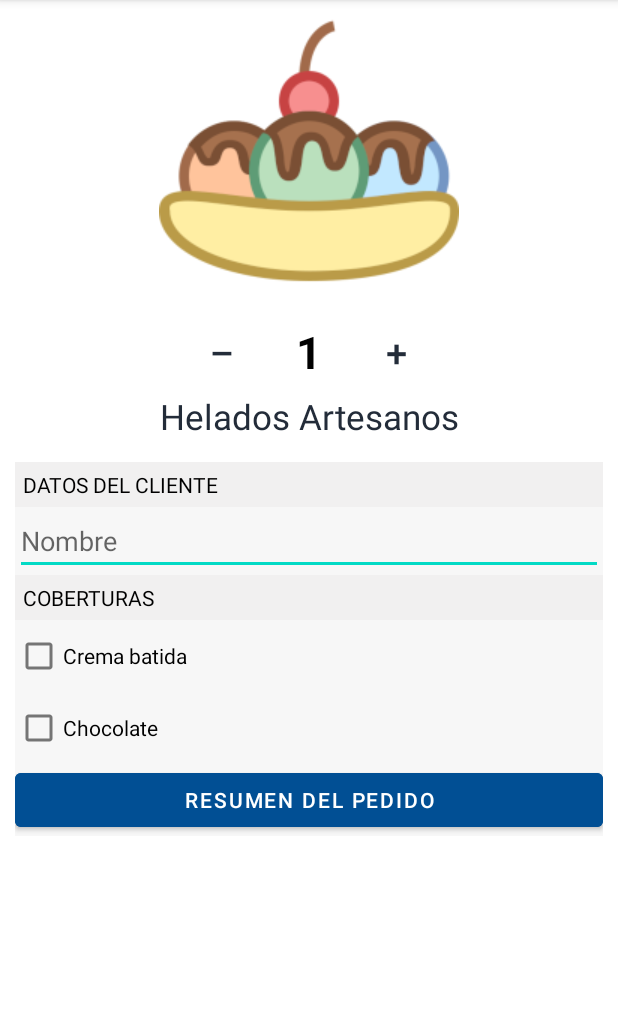
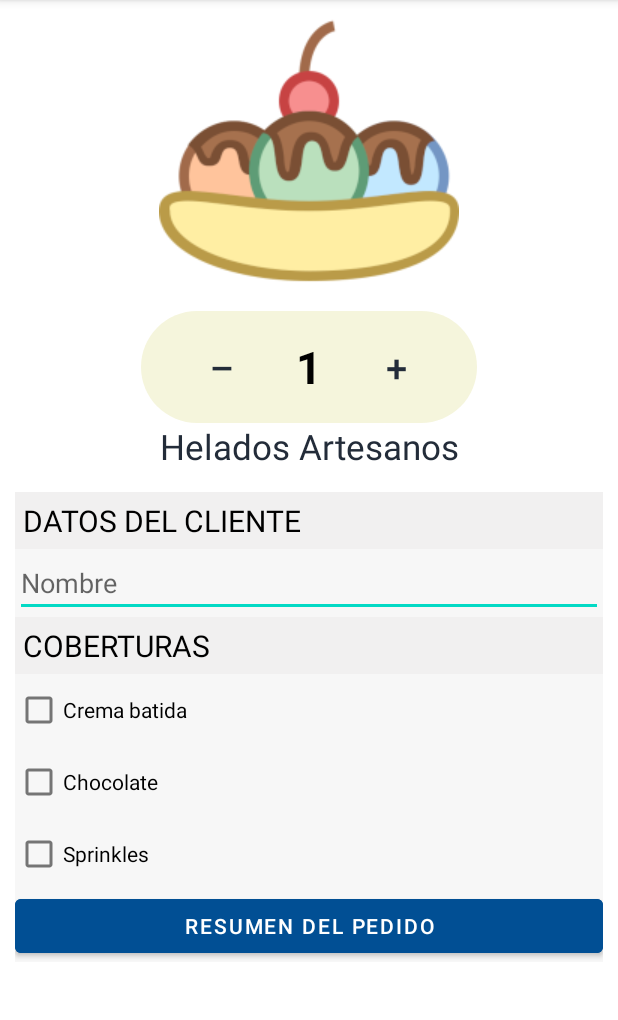
Before and after one commit to magnitopic/IceCreamMaker, an Android app: the screen it shows after launch (MainActivity), after a tap on "RESUMEN DEL PEDIDO", on a phone screen of 412 x 824 dp, the part 84-1104 px from its top. Run offline under Robolectric (Android 15) with nearby library versions, the phone set to English and light mode, and no system bars.

Commit message:
style changes

```diff
--- a/app/src/main/AndroidManifest.xml
+++ b/app/src/main/AndroidManifest.xml
@@ -21,14 +21,12 @@
             android:exported="true">
             <intent-filter>
                 <action android:name="android.intent.action.MAIN" />
-
                 <category android:name="android.intent.category.LAUNCHER" />
             </intent-filter>
+
             <intent-filter>
                 <action android:name="android.intent.action.SENDTO" />
-
-                <data android:scheme="mailto" />
-
+                    <data android:scheme="mailto" />
                 <category android:name="android.intent.category.DEFAULT" />
             </intent-filter>
         </activity>
--- a/app/src/main/java/com/example/icecreammaker/MainActivity.kt
+++ b/app/src/main/java/com/example/icecreammaker/MainActivity.kt
@@ -19,6 +19,7 @@ class MainActivity : AppCompatActivity() {
     private lateinit var textViewCantidad: TextView
     private lateinit var checkBoxCream: CheckBox
     private lateinit var checkBoxChocolate: CheckBox
+    private lateinit var checkBoxSprinkles: CheckBox
     private lateinit var nameInput: EditText
 
     override fun onCreate(savedInstanceState: Bundle?) {
@@ -27,18 +28,19 @@ class MainActivity : AppCompatActivity() {
         textViewCantidad = findViewById(R.id.amount)
         checkBoxCream = findViewById(R.id.checkBoxCream)
         checkBoxChocolate = findViewById(R.id.checkBoxChocolate)
+        checkBoxSprinkles = findViewById(R.id.checkBoxSprinkles)
         nameInput = findViewById(R.id.nameImput)
     }
 
     fun onClickOrderInfo(vista: View) {
         if (nameInput.text.isNullOrBlank())
-            Toast.makeText(applicationContext, "No puede haber campos vacios", Toast.LENGTH_SHORT)
-                .show()
+            Toast.makeText(applicationContext, "Se debe dar un nombre", Toast.LENGTH_SHORT).show()
         else {
             var i = Intent(this, RealizarPedido::class.java).apply {
                 putExtra("name", nameInput.text.toString().trim())
                 putExtra("cream", if (checkBoxCream.isChecked) "Sí" else "No")
                 putExtra("chocolate", if (checkBoxChocolate.isChecked) "Sí" else "No")
+                putExtra("sprinkles", if (checkBoxSprinkles.isChecked) "Sí" else "No")
                 putExtra("amount", amount.toString())
             }
             startActivity(i)
--- /dev/null
+++ b/app/src/main/res/drawable/increment.xml
@@ -0,0 +1,10 @@
+<?xml version="1.0" encoding="utf-8"?>
+<shape xmlns:android="http://schemas.android.com/apk/res/android">
+    <solid android:color="#F5F5DC" />
+    <corners android:radius="70dp" />
+    <padding
+        android:bottom="10dp"
+        android:left="10dp"
+        android:right="10dp"
+        android:top="10dp" />
+</shape>
--- a/app/src/main/res/layout/activity_main.xml
+++ b/app/src/main/res/layout/activity_main.xml
@@ -1,16 +1,12 @@
 <?xml version="1.0" encoding="utf-8"?>
-<LinearLayout xmlns:android="http://schemas.android.com/apk/res/android"
+<ScrollView xmlns:android="http://schemas.android.com/apk/res/android"
     xmlns:app="http://schemas.android.com/apk/res-auto"
     xmlns:tools="http://schemas.android.com/tools"
+    android:id="@+id/mainScroll"
     android:layout_width="match_parent"
     android:layout_height="match_parent"
     android:orientation="vertical"
     tools:context=".MainActivity">
-
-
-    <ScrollView
-        android:layout_width="match_parent"
-        android:layout_height="wrap_content">
 
     <LinearLayout
         android:layout_width="match_parent"
@@ -36,7 +32,8 @@
             <RelativeLayout
                 android:layout_width="wrap_content"
                 android:layout_height="wrap_content"
-                    android:layout_gravity="center">
+                android:layout_gravity="center"
+                android:background="@drawable/increment">
 
                 <Button
                     android:id="@+id/minusButton"
@@ -103,7 +100,8 @@
                     android:background="#F1F0F0"
                     android:padding="5dp"
                     android:text="DATOS DEL CLIENTE"
-                        android:textColor="@color/black" />
+                    android:textColor="@color/black"
+                    android:textSize="20sp" />
 
                 <EditText
                     android:id="@+id/nameImput"
@@ -122,7 +120,8 @@
                     android:background="#F1F0F0"
                     android:padding="5dp"
                     android:text="COBERTURAS"
-                        android:textColor="@color/black" />
+                    android:textColor="@color/black"
+                    android:textSize="20sp" />
 
                 <CheckBox
                     android:id="@+id/checkBoxCream"
@@ -137,6 +136,13 @@
                     android:layout_height="wrap_content"
                     android:checked="false"
                     android:text="Chocolate" />
+
+                <CheckBox
+                    android:id="@+id/checkBoxSprinkles"
+                    android:layout_width="match_parent"
+                    android:layout_height="wrap_content"
+                    android:checked="false"
+                    android:text="Sprinkles" />
 
             </LinearLayout>
 
@@ -156,8 +162,6 @@
                     android:text="Resumen del pedido" />
             </RelativeLayout>
 
-
         </LinearLayout>
     </LinearLayout>
 </ScrollView>
-</LinearLayout>
--- a/app/src/main/res/layout/activity_realizar_pedido.xml
+++ b/app/src/main/res/layout/activity_realizar_pedido.xml
@@ -80,7 +80,7 @@
             android:layout_gravity="bottom"
             android:backgroundTint="#014F94"
             android:gravity="center"
-            android:onClick="displayInfo"
+            android:onClick="makeOrder"
             android:text="Confirmar pedidio" />
     </RelativeLayout>
 </LinearLayout>
```
Also changed, not shown: app/src/main/java/com/example/icecreammaker/RealizarPedido.kt (+11 -6 lines). Lines whose indentation alone changed are shown as unchanged.
